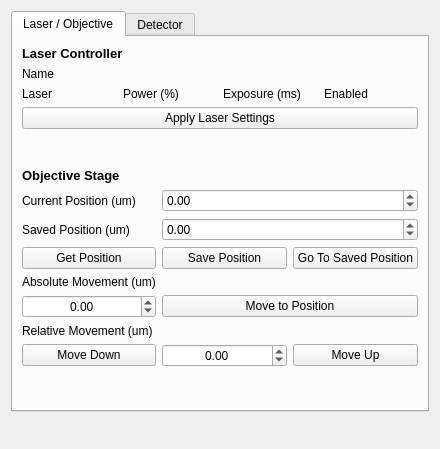
The window that openlm/ui/qt/OpenLMHardwareWidget.ui (DeMarcoLab/openCLEM) describes before a commit, drawn with Qt 5.
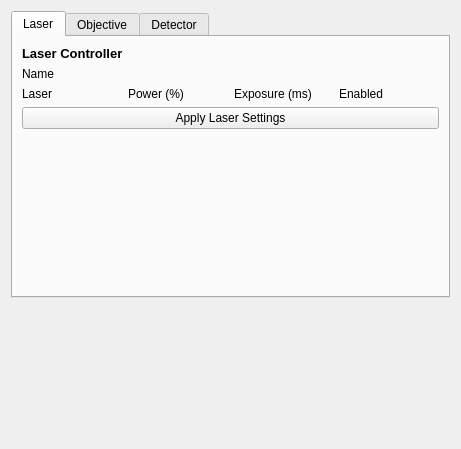
The same window after the commit.

Commit message: move disk widget into hardware tab, hardware layout

Diff of the .ui file:
```diff
--- a/openlm/ui/qt/OpenLMHardwareWidget.ui
+++ b/openlm/ui/qt/OpenLMHardwareWidget.ui
@@ -6,7 +6,7 @@
    <rect>
     <x>0</x>
     <y>0</y>
-    <width>440</width>
+    <width>461</width>
     <height>449</height>
    </rect>
   </property>
@@ -21,7 +21,87 @@
      </property>
      <widget class="QWidget" name="tab_laser">
       <attribute name="title">
-       <string>Laser / Objective</string>
+       <string>Laser</string>
+      </attribute>
+      <layout class="QGridLayout" name="gridLayout_4">
+       <item row="1" column="0">
+        <widget class="QLabel" name="label_lc_name">
+         <property name="text">
+          <string>Name</string>
+         </property>
+        </widget>
+       </item>
+       <item row="0" column="0">
+        <widget class="QLabel" name="label">
+         <property name="font">
+          <font>
+           <pointsize>10</pointsize>
+           <weight>75</weight>
+           <bold>true</bold>
+          </font>
+         </property>
+         <property name="text">
+          <string>Laser Controller</string>
+         </property>
+        </widget>
+       </item>
+       <item row="3" column="0">
+        <widget class="QPushButton" name="pushButton_apply_laser_settings">
+         <property name="text">
+          <string>Apply Laser Settings</string>
+         </property>
+        </widget>
+       </item>
+       <item row="2" column="0">
+        <layout class="QGridLayout" name="gridLayout_laser">
+         <item row="0" column="3">
+          <widget class="QLabel" name="label_laser_enabled_2">
+           <property name="text">
+            <string>Enabled</string>
+           </property>
+          </widget>
+         </item>
+         <item row="0" column="2">
+          <widget class="QLabel" name="label_laser_exposure_2">
+           <property name="text">
+            <string>Exposure (ms)</string>
+           </property>
+          </widget>
+         </item>
+         <item row="0" column="0">
+          <widget class="QLabel" name="label_laser_name_2">
+           <property name="text">
+            <string>Laser</string>
+           </property>
+          </widget>
+         </item>
+         <item row="0" column="1">
+          <widget class="QLabel" name="label_laser_power_2">
+           <property name="text">
+            <string>Power (%)</string>
+           </property>
+          </widget>
+         </item>
+        </layout>
+       </item>
+       <item row="4" column="0">
+        <spacer name="verticalSpacer_3">
+         <property name="orientation">
+          <enum>Qt::Vertical</enum>
+         </property>
+         <property name="sizeHint" stdset="0">
+          <size>
+           <width>20</width>
+           <height>40</height>
+          </size>
+         </property>
+        </spacer>
+       </item>
+      </layout>
+     </widget>
+     <widget class="QWidget" name="tab_objective">
+      <attribute name="title">
+       <string>Objective</string>
       </attribute>
       <layout class="QGridLayout" name="gridLayout_2">
        <item row="9" column="2">
@@ -127,19 +207,6 @@
          </property>
         </widget>
        </item>
-       <item row="14" column="1">
-        <spacer name="verticalSpacer">
-         <property name="orientation">
-          <enum>Qt::Vertical</enum>
-         </property>
-         <property name="sizeHint" stdset="0">
-          <size>
-           <width>20</width>
-           <height>40</height>
-          </size>
-         </property>
-        </spacer>
-       </item>
        <item row="11" column="1" colspan="2">
         <widget class="QPushButton" name="pushButton_move_absolute">
          <property name="text">
@@ -167,68 +234,8 @@
          </property>
         </widget>
        </item>
-       <item row="3" column="0" colspan="3">
-        <widget class="QPushButton" name="pushButton_apply_laser_settings">
-         <property name="text">
-          <string>Apply Laser Settings</string>
-         </property>
-        </widget>
-       </item>
-       <item row="2" column="0" colspan="3">
-        <layout class="QGridLayout" name="gridLayout_laser">
-         <item row="0" column="1">
-          <widget class="QLabel" name="label_laser_power_2">
-           <property name="text">
-            <string>Power (%)</string>
-           </property>
-          </widget>
-         </item>
-         <item row="0" column="3">
-          <widget class="QLabel" name="label_laser_enabled_2">
-           <property name="text">
-            <string>Enabled</string>
-           </property>
-          </widget>
-         </item>
-         <item row="0" column="2">
-          <widget class="QLabel" name="label_laser_exposure_2">
-           <property name="text">
-            <string>Exposure (ms)</string>
-           </property>
-          </widget>
-         </item>
-         <item row="0" column="0">
-          <widget class="QLabel" name="label_laser_name_2">
-           <property name="text">
-            <string>Laser</string>
-           </property>
-          </widget>
-         </item>
-        </layout>
-       </item>
-       <item row="1" column="0" colspan="3">
-        <widget class="QLabel" name="label_lc_name">
-         <property name="text">
-          <string>Name</string>
-         </property>
-        </widget>
-       </item>
-       <item row="0" column="0" colspan="3">
-        <widget class="QLabel" name="label">
-         <property name="font">
-          <font>
-           <pointsize>10</pointsize>
-           <weight>75</weight>
-           <bold>true</bold>
-          </font>
-         </property>
-         <property name="text">
-          <string>Laser Controller</string>
-         </property>
-        </widget>
-       </item>
-       <item row="4" column="0" colspan="3">
-        <spacer name="verticalSpacer_3">
+       <item row="14" column="0" colspan="3">
+        <spacer name="verticalSpacer">
          <property name="orientation">
           <enum>Qt::Vertical</enum>
          </property>
@@ -362,7 +369,7 @@
      </widget>
     </widget>
    </item>
-   <item row="1" column="0" colspan="3">
+   <item row="4" column="0" colspan="3">
     <spacer name="verticalSpacer_4">
      <property name="orientation">
       <enum>Qt::Vertical</enum>
```
The commit also changes 4 other files.
